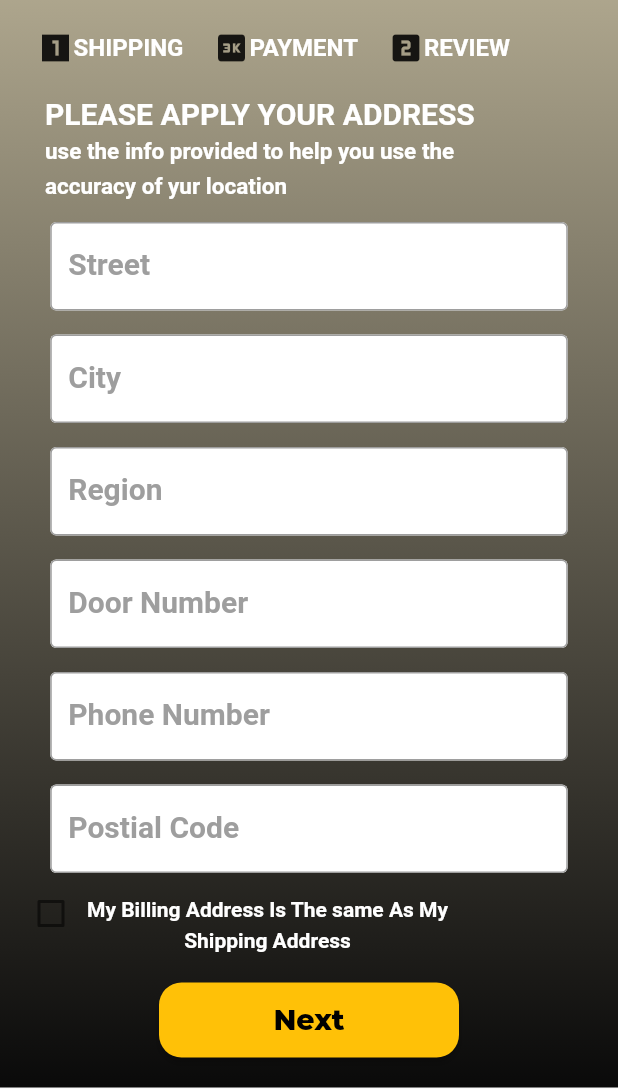
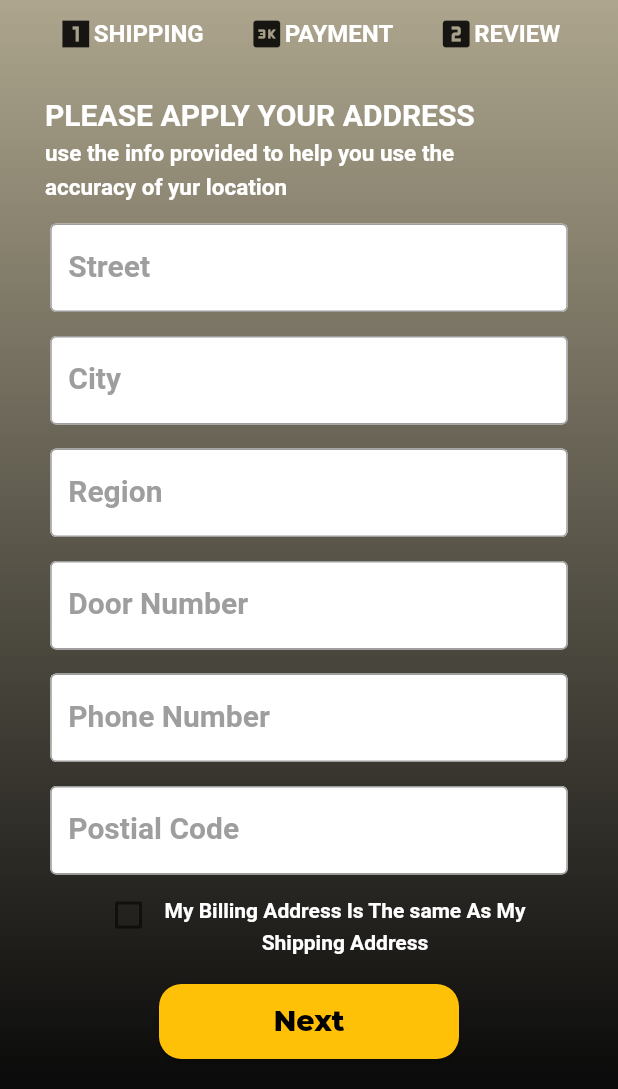
Before and after one commit to habibaabdelrahman/motor_avenue, a Flutter app: the checkout screen opened directly, on a phone screen of 412 x 824 dp, the part 147-1236 px from its top. Run offline on Flutter 3.47's test engine with Material 2 defaults, Android fonts, the phone set to English and light mode, and no system bars; our stand-ins replace carousel_slider, firebase_auth, firebase_core, smooth_page_indicator, widget_and_text_animator; accounts and stored records are empty; Roboto replaces fonts that are missing (Hind).

Commit message:
Initial commit

```diff
--- a/lib/checkout.dart
+++ b/lib/checkout.dart
@@ -76,14 +76,11 @@ class checkout extends StatelessWidget {
                 ),
               ],
             ),
-            Align(
+            Center(
+           child: Align(
               alignment: Alignment.center,
            child: Row(
-               children: [
-              Padding(
-                padding: EdgeInsets.only(left: 25, top: 20),
-                child: Container(
-                  child: Row(
+             mainAxisAlignment: MainAxisAlignment.center,
                children: [
                  Icon(Icons.looks_one_sharp),
                  Text(
@@ -95,15 +92,13 @@ class checkout extends StatelessWidget {
                      color: Colors.white,
                    ),
                  ),
-                    ],
+                 Divider(
+                   height: 45,
+                   thickness: 2,
+                   indent: 15,
+                   endIndent: 15,
+                   color: Colors.white,
                  ),
-                    ),
-              ),
-                 Padding(
-                   padding: EdgeInsets.only(left: 20, top: 20),
-                   child: Container(
-                     child: Row(
-                       children: [
                  Icon(Icons.three_k),
                  Text(
                    'PAYMENT',
@@ -114,15 +109,15 @@ class checkout extends StatelessWidget {
                      color: Colors.white,
                    ),
                  ),
-                       ],
+
+                 Divider(
+                   height: 45,
+                   thickness: 2,
+                   indent: 15,
+                   endIndent: 15,
+                   color: Colors.white,
                  ),
-                   ),
-                 ),
-                 Padding(
-                   padding: EdgeInsets.only(left: 20, top: 20),
-                   child: Container(
-                     child: Row(
-                       children: [
+
                  Icon(Icons.looks_two),
                  Text(
                    'REVIEW',
@@ -133,13 +128,9 @@ class checkout extends StatelessWidget {
                      color: Colors.white,
                    ),
                  ),
-                       ],
-                     ),
-                   ),
-                 ),
-
 
             ]),
+    ),
       ),
             Padding(
               padding: EdgeInsets.only(top: 20, left: 30),
@@ -364,17 +355,17 @@ class checkout extends StatelessWidget {
                     ),
                   ),
                 ),
-              Column(
+              Center(
+              child:Column(
                   children: [
                     Row(
+                      mainAxisAlignment: MainAxisAlignment.center,
                       children: [
-                        Padding(padding: EdgeInsets.only(left: 10) ,
-                       child: Checkbox(
+                        Checkbox(
                           value: false,
                           onChanged: (bool? value) {},
                           activeColor: Colors.blue,
                           checkColor: Colors.white,
-                        ),
                         ),
                         Padding(padding:EdgeInsets.only(top: 15,),
                         child:Align(
@@ -405,6 +396,7 @@ class checkout extends StatelessWidget {
                       ],
                     ),
               ]
+            ),
     ),
                 Container(
                     height: 50,
--- a/lib/createads.dart
+++ b/lib/createads.dart
@@ -2610,10 +2610,11 @@ class createads extends StatelessWidget {
                                     ),
                                   ),
                                 ),
+
                                 Container(
                                   width: 320,
                                   height: 60,
-                                  margin: const EdgeInsets.only(top: 0),
+                                  margin: const EdgeInsets.only(top: 4,bottom:5),
                                   child: TextField(
                                     decoration: const InputDecoration(
                                       border: OutlineInputBorder(
@@ -2631,6 +2632,7 @@ class createads extends StatelessWidget {
                                     ),
                                   ),
                                 ),
+
                               ],
                             ),
                           ],
--- a/lib/main.dart
+++ b/lib/main.dart
@@ -1,5 +1,7 @@
 import 'package:flutter/material.dart';
+import 'package:motor_avenue/checkout.dart';
 import 'package:motor_avenue/register.dart';
+import 'package:motor_avenue/createads.dart';
 import 'package:firebase_core/firebase_core.dart';
 import 'package:firebase_auth/firebase_auth.dart';
 
@@ -19,7 +21,7 @@ class MyApp extends StatelessWidget {
     return MaterialApp(
       debugShowCheckedModeBanner: false,
       title: _title,
-      home: register(),
+      home: checkout(),
     );
   }
 }
```
Also changed, not shown: pubspec.lock. Lines whose indentation alone changed are shown as unchanged.
